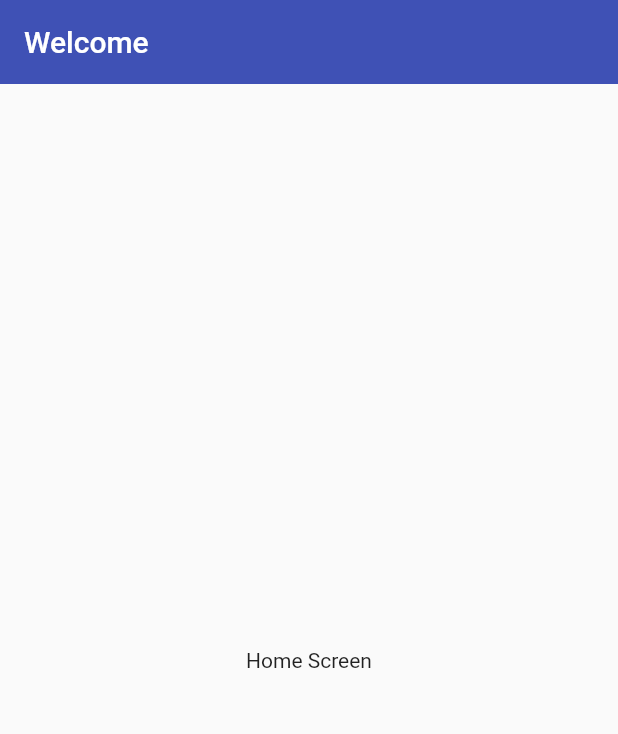
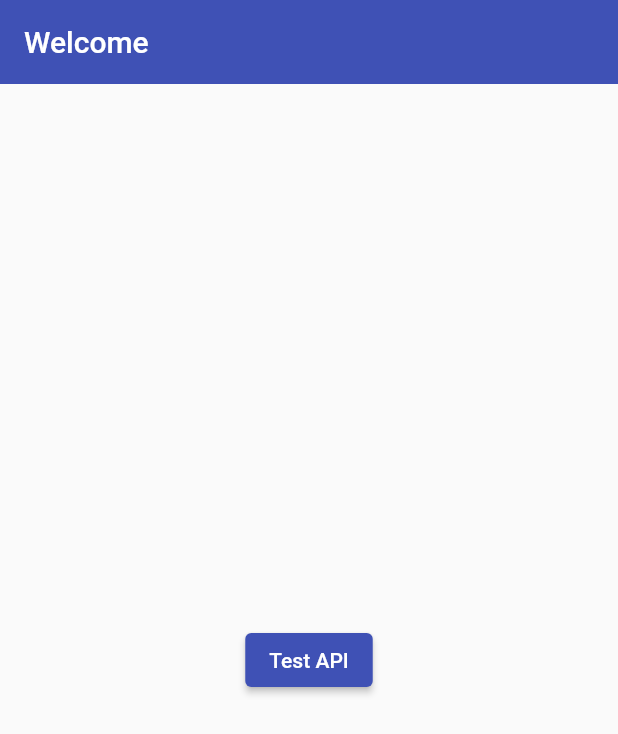
Before and after one commit to BlackIQ/flutter-dio-tutorial, a Flutter app: the screen it shows after launch, on a phone screen of 412 x 824 dp. Shown: the top 734 px of the screen. Run offline on Flutter 3.47's test engine with Material 2 defaults, Android fonts, the phone set to English and light mode, and no system bars.

Commit message:
Add test button

```diff
--- a/lib/app/screens/home/home_screen.dart
+++ b/lib/app/screens/home/home_screen.dart
@@ -1,4 +1,5 @@
 import 'package:flutter/material.dart';
+import 'package:flutter_http_course/app/services/api.dart';
 
 class HomeScreen extends StatelessWidget {
   const HomeScreen({Key? key}) : super(key: key);
@@ -10,8 +11,11 @@ class HomeScreen extends StatelessWidget {
         elevation: 0,
         title: const Text("Welcome")
       ),
-      body: const Center(
-        child: Text("Home Screen"),
+      body: Center(
+        child: ElevatedButton(
+          onPressed: () => test(),
+          child: const Text("Test API")
+        ),
       ),
     );
   }
```
